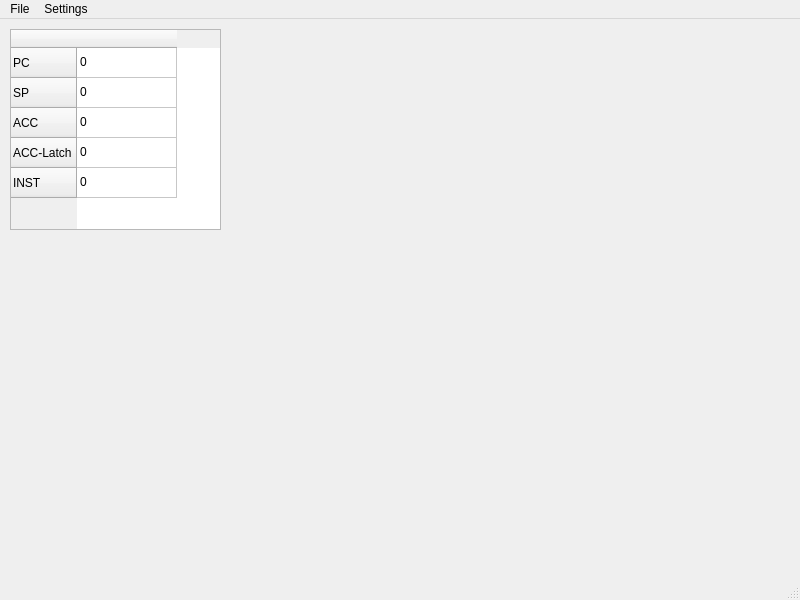
Above: Code/ui/Intel8080_MainWindow.ui from NicoSchrodt/8-Bit-Simulator before the change. Below: the same form after it.
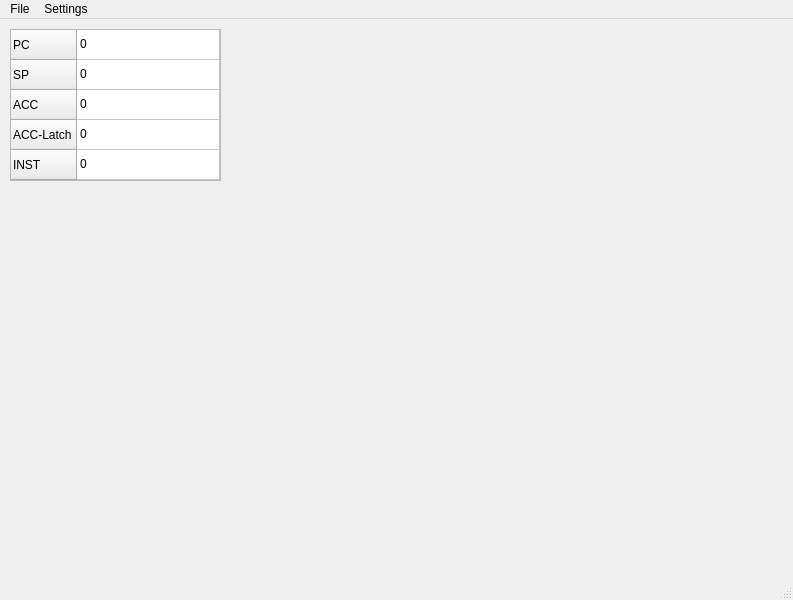
That is the form after the change.

Commit message: Implemented function to update registers to user-input; Adjusted UI

```diff
--- a/Code/ui/Intel8080_MainWindow.ui
+++ b/Code/ui/Intel8080_MainWindow.ui
@@ -6,7 +6,7 @@
    <rect>
     <x>0</x>
     <y>0</y>
-    <width>800</width>
+    <width>793</width>
     <height>600</height>
    </rect>
   </property>
@@ -20,9 +20,15 @@
       <x>10</x>
       <y>10</y>
       <width>211</width>
-      <height>201</height>
+      <height>152</height>
      </rect>
     </property>
+    <attribute name="horizontalHeaderVisible">
+     <bool>false</bool>
+    </attribute>
+    <attribute name="horizontalHeaderStretchLastSection">
+     <bool>true</bool>
+    </attribute>
     <row>
      <property name="text">
       <string>PC</string>
@@ -85,7 +91,7 @@
     <rect>
      <x>0</x>
      <y>0</y>
-     <width>800</width>
+     <width>793</width>
      <height>21</height>
     </rect>
    </property>
```
The commit also changes 1 other file.
